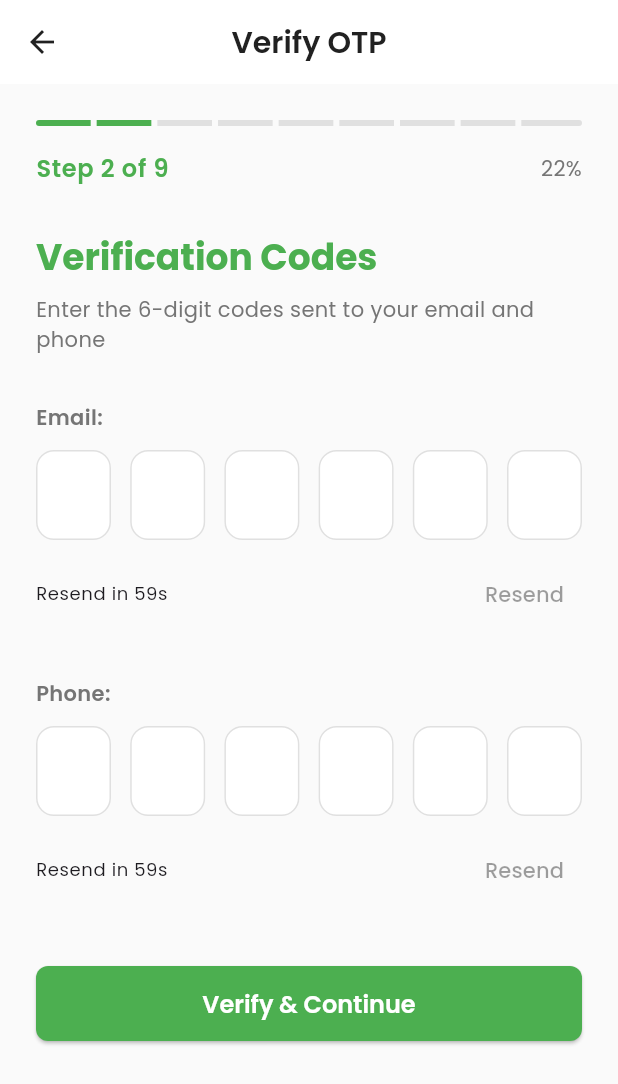
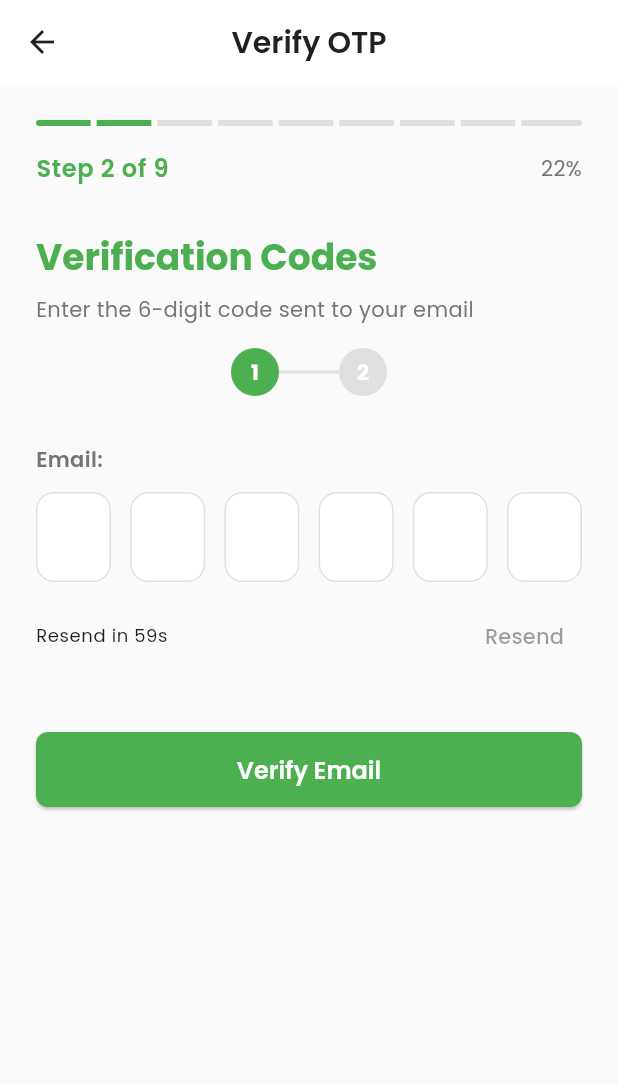
Before and after one commit to aimsahorizon/autobid-flutter, a Flutter app: the SignupStep2Otp screen opened by its route, on a phone screen of 412 x 824 dp. Shown: the top 1084 px of the screen. Run offline on Flutter 3.47's test engine with Material 3 defaults, Android fonts, the phone set to English and light mode, and no system bars; our stand-ins replace cached_network_image, flutter_riverpod, freezed_annotation, go_router, google_fonts, image_picker and 2 more; accounts and stored records are empty; generated files the repository leaves out were written again.

Commit message:
feat: implement sequential OTP for signup

```diff
--- a/lib/presentation/screens/auth/signup/signup_step2_otp.dart
+++ b/lib/presentation/screens/auth/signup/signup_step2_otp.dart
@@ -15,6 +15,8 @@ class SignupStep2Otp extends StatefulWidget {
   State<SignupStep2Otp> createState() => _SignupStep2OtpState();
 }
 
+enum OtpStep { email, phone }
+
 class _SignupStep2OtpState extends State<SignupStep2Otp> with SignupStepMixin {
   final List<TextEditingController> _emailOtpControllers =
       List.generate(6, (_) => TextEditingController());
@@ -23,17 +25,16 @@ class _SignupStep2OtpState extends State<SignupStep2Otp> with SignupStepMixin {
   final List<FocusNode> _emailFocusNodes = List.generate(6, (_) => FocusNode());
   final List<FocusNode> _phoneFocusNodes = List.generate(6, (_) => FocusNode());
 
+  OtpStep _currentStep = OtpStep.email;
+  String? _verifiedEmailOtp;
   bool _isVerifying = false;
-  int _emailResendTimer = 0;
-  int _phoneResendTimer = 0;
-  Timer? _emailTimer;
-  Timer? _phoneTimer;
+  int _resendTimer = 0;
+  Timer? _timer;
 
   @override
   void initState() {
     super.initState();
-    _startResendTimer('email');
-    _startResendTimer('phone');
+    _startResendTimer();
   }
 
   @override
@@ -50,39 +51,28 @@ class _SignupStep2OtpState extends State<SignupStep2Otp> with SignupStepMixin {
     for (var node in _phoneFocusNodes) {
       node.dispose();
     }
-    _emailTimer?.cancel();
-    _phoneTimer?.cancel();
+    _timer?.cancel();
     super.dispose();
   }
 
-  void _startResendTimer(String type) {
-    if (type == 'email') {
-      setState(() => _emailResendTimer = 60);
-      _emailTimer = Timer.periodic(const Duration(seconds: 1), (timer) {
-        if (_emailResendTimer > 0) {
-          setState(() => _emailResendTimer--);
-        } else {
-          timer.cancel();
-        }
-      });
-    } else {
-      setState(() => _phoneResendTimer = 60);
-      _phoneTimer = Timer.periodic(const Duration(seconds: 1), (timer) {
-        if (_phoneResendTimer > 0) {
-          setState(() => _phoneResendTimer--);
+  void _startResendTimer() {
+    setState(() => _resendTimer = 60);
+    _timer?.cancel();
+    _timer = Timer.periodic(const Duration(seconds: 1), (timer) {
+      if (_resendTimer > 0) {
+        setState(() => _resendTimer--);
       } else {
         timer.cancel();
       }
     });
   }
-  }
 
-  void _handleResendOtp(String type) {
+  void _handleResendOtp() {
     // Mock OTP resend
-    _startResendTimer(type);
+    _startResendTimer();
     ScaffoldMessenger.of(context).showSnackBar(
       SnackBar(
-        content: Text('OTP sent to ${type == 'email' ? 'email' : 'phone'}'),
+        content: Text('OTP sent to ${_currentStep == OtpStep.email ? 'email' : 'phone'}'),
         backgroundColor: ColorConstants.primaryGreen,
       ),
     );
@@ -97,11 +87,12 @@ class _SignupStep2OtpState extends State<SignupStep2Otp> with SignupStepMixin {
   }
 
   void _handleVerify() async {
-    if (!_isOtpComplete(_emailOtpControllers) ||
-        !_isOtpComplete(_phoneOtpControllers)) {
+    if (_currentStep == OtpStep.email) {
+      // Verify email OTP
+      if (!_isOtpComplete(_emailOtpControllers)) {
         ScaffoldMessenger.of(context).showSnackBar(
           const SnackBar(
-          content: Text('Please enter complete OTP codes'),
+            content: Text('Please enter complete email OTP'),
             backgroundColor: ColorConstants.error,
           ),
         );
@@ -111,23 +102,67 @@ class _SignupStep2OtpState extends State<SignupStep2Otp> with SignupStepMixin {
       setState(() => _isVerifying = true);
 
       // Mock OTP verification (accept any 6 digits)
-    await Future.delayed(const Duration(seconds: 2));
+      await Future.delayed(const Duration(seconds: 1));
 
       final emailOtp = _getOtpValue(_emailOtpControllers);
+
+      setState(() => _isVerifying = false);
+
+      // For demo, accept any 6-digit code
+      if (emailOtp.length == 6) {
+        _verifiedEmailOtp = emailOtp;
+        setState(() {
+          _currentStep = OtpStep.phone;
+        });
+        _startResendTimer();
+        _phoneFocusNodes.first.requestFocus();
+
+        ScaffoldMessenger.of(context).showSnackBar(
+          const SnackBar(
+            content: Text('Email verified! Now verify your phone number.'),
+            backgroundColor: ColorConstants.primaryGreen,
+          ),
+        );
+      } else {
+        ScaffoldMessenger.of(context).showSnackBar(
+          const SnackBar(
+            content: Text('Invalid email OTP code'),
+            backgroundColor: ColorConstants.error,
+          ),
+        );
+      }
+    } else {
+      // Verify phone OTP
+      if (!_isOtpComplete(_phoneOtpControllers)) {
+        ScaffoldMessenger.of(context).showSnackBar(
+          const SnackBar(
+            content: Text('Please enter complete phone OTP'),
+            backgroundColor: ColorConstants.error,
+          ),
+        );
+        return;
+      }
+
+      setState(() => _isVerifying = true);
+
+      // Mock OTP verification (accept any 6 digits)
+      await Future.delayed(const Duration(seconds: 1));
+
       final phoneOtp = _getOtpValue(_phoneOtpControllers);
 
       setState(() => _isVerifying = false);
 
       // For demo, accept any 6-digit code
-    if (emailOtp.length == 6 && phoneOtp.length == 6) {
+      if (phoneOtp.length == 6) {
         handleNext('/signup/step3');
       } else {
         ScaffoldMessenger.of(context).showSnackBar(
           const SnackBar(
-          content: Text('Invalid OTP code'),
+            content: Text('Invalid phone OTP code'),
             backgroundColor: ColorConstants.error,
           ),
         );
+      }
     }
   }
 
@@ -199,13 +234,32 @@ class _SignupStep2OtpState extends State<SignupStep2Otp> with SignupStepMixin {
               ),
               const SizedBox(height: 8),
               Text(
-                'Enter the 6-digit codes sent to your email and phone',
+                _currentStep == OtpStep.email
+                    ? 'Enter the 6-digit code sent to your email'
+                    : 'Now enter the 6-digit code sent to your phone',
                 style: Theme.of(context).textTheme.bodyMedium?.copyWith(
                       color: Colors.grey[600],
                     ),
               ),
+              const SizedBox(height: 16),
+              // Progress indicator
+              Row(
+                mainAxisAlignment: MainAxisAlignment.center,
+                children: [
+                  _buildStepIndicator(1, _currentStep == OtpStep.email),
+                  Container(
+                    width: 40,
+                    height: 2,
+                    color: _currentStep == OtpStep.phone
+                        ? ColorConstants.primaryGreen
+                        : Colors.grey.shade300,
+                  ),
+                  _buildStepIndicator(2, _currentStep == OtpStep.phone),
+                ],
+              ),
               const SizedBox(height: 32),
-              // Email OTP
+              // Show only current step OTP
+              if (_currentStep == OtpStep.email) ...[
                 Text(
                   'Email: ${provider.email}',
                   style: Theme.of(context).textTheme.bodyMedium?.copyWith(
@@ -224,26 +278,7 @@ class _SignupStep2OtpState extends State<SignupStep2Otp> with SignupStepMixin {
                     ),
                   ),
                 ),
-              const SizedBox(height: 12),
-              Row(
-                mainAxisAlignment: MainAxisAlignment.spaceBetween,
-                children: [
-                  Text(
-                    _emailResendTimer > 0
-                        ? 'Resend in ${_emailResendTimer}s'
-                        : 'Didn\'t receive code?',
-                    style: Theme.of(context).textTheme.bodySmall,
-                  ),
-                  TextButton(
-                    onPressed: _emailResendTimer == 0
-                        ? () => _handleResendOtp('email')
-                        : null,
-                    child: const Text('Resend'),
-                  ),
-                ],
-              ),
-              const SizedBox(height: 32),
-              // Phone OTP
+              ] else ...[
                 Text(
                   'Phone: ${provider.phoneNumber}',
                   style: Theme.of(context).textTheme.bodyMedium?.copyWith(
@@ -262,27 +297,28 @@ class _SignupStep2OtpState extends State<SignupStep2Otp> with SignupStepMixin {
                     ),
                   ),
                 ),
+              ],
               const SizedBox(height: 12),
               Row(
                 mainAxisAlignment: MainAxisAlignment.spaceBetween,
                 children: [
                   Text(
-                    _phoneResendTimer > 0
-                        ? 'Resend in ${_phoneResendTimer}s'
+                    _resendTimer > 0
+                        ? 'Resend in ${_resendTimer}s'
                         : 'Didn\'t receive code?',
                     style: Theme.of(context).textTheme.bodySmall,
                   ),
                   TextButton(
-                    onPressed: _phoneResendTimer == 0
-                        ? () => _handleResendOtp('phone')
-                        : null,
+                    onPressed: _resendTimer == 0 ? _handleResendOtp : null,
                     child: const Text('Resend'),
                   ),
                 ],
               ),
               const SizedBox(height: 40),
               CustomButton(
-                text: 'Verify & Continue',
+                text: _currentStep == OtpStep.email
+                    ? 'Verify Email'
+                    : 'Verify & Continue',
                 onPressed: _handleVerify,
                 isLoading: _isVerifying,
               ),
@@ -292,4 +328,29 @@ class _SignupStep2OtpState extends State<SignupStep2Otp> with SignupStepMixin {
       ),
     );
   }
+
+  Widget _buildStepIndicator(int step, bool isActive) {
+    return Container(
+      width: 32,
+      height: 32,
+      decoration: BoxDecoration(
+        color: isActive || (_currentStep == OtpStep.phone && step == 1)
+            ? ColorConstants.primaryGreen
+            : Colors.grey.shade300,
+        shape: BoxShape.circle,
+      ),
+      child: Center(
+        child: _currentStep == OtpStep.phone && step == 1
+            ? Icon(Icons.check, color: Colors.white, size: 18)
+            : Text(
+                step.toString(),
+                style: TextStyle(
+                  color: Colors.white,
+                  fontWeight: FontWeight.bold,
+                  fontSize: 14,
+                ),
+              ),
+      ),
+    );
   }
+}
```
Lines whose indentation alone changed are shown as unchanged.
